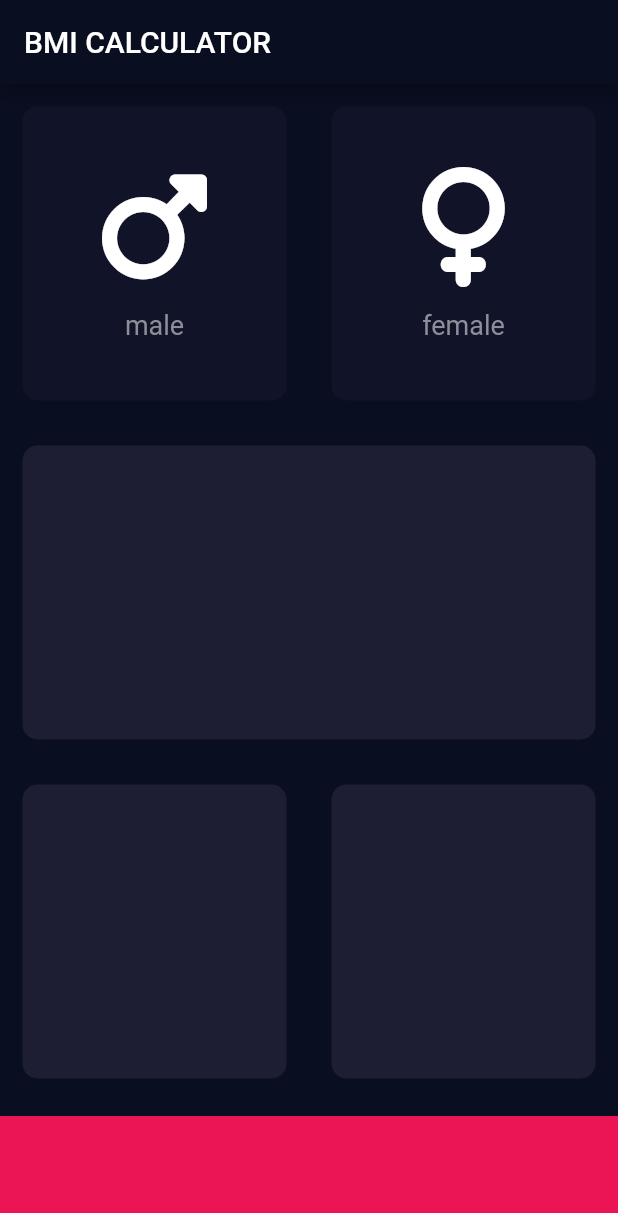
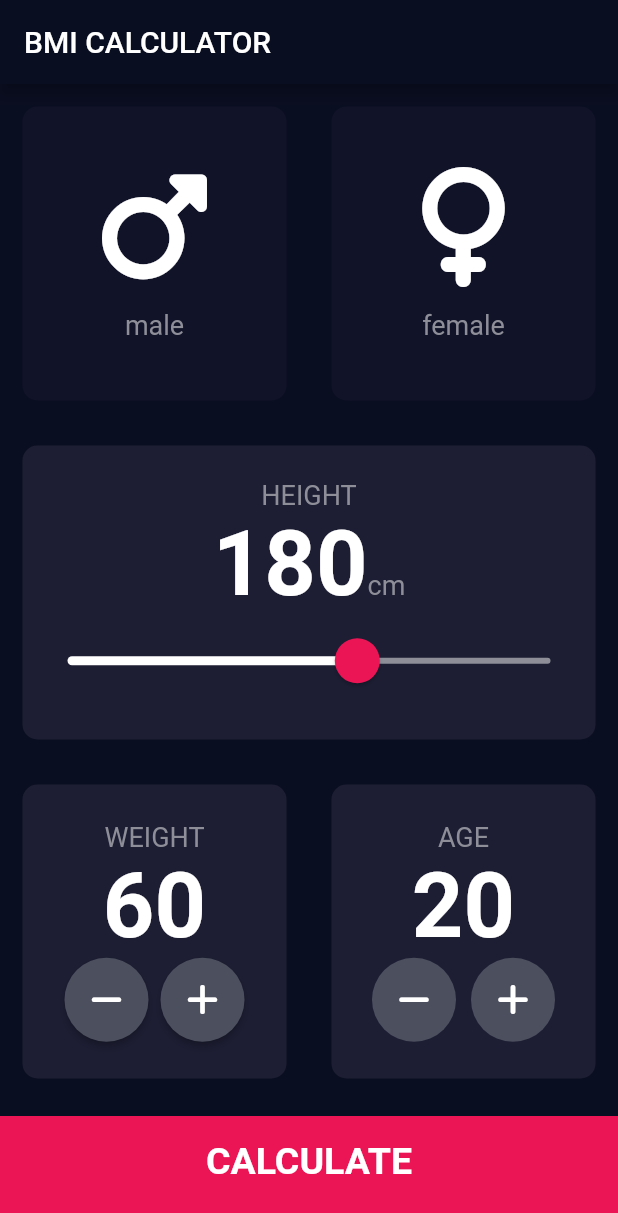
Before and after one commit to ssma100701/flutter_app, a Flutter app: the screen it shows after launch, on a phone screen of 412 x 824 dp. Shown: the top 1213 px of the screen. Run offline on Flutter 3.47's test engine with Material 2 defaults, Android fonts, the phone set to English and light mode, and no system bars; our stand-ins replace font_awesome_flutter.

Commit message:
bmi completed

```diff
--- /dev/null
+++ b/lib/calculator_brain.dart
@@ -0,0 +1,36 @@
+import 'dart:math';
+
+class CalculatorBrain {
+
+  CalculatorBrain({required this.weight, required this.height});
+
+  final int weight;
+  final int height;
+
+  double _bmi = 0.0;
+
+  String calBMI() {
+    _bmi = weight / pow(height / 100, 2);
+    return _bmi.toStringAsFixed(1);
+  }
+
+  String getResult() {
+    if (_bmi >= 25) {
+      return 'Overweight';
+    } else if (_bmi > 18.5) {
+      return 'Normal';
+    } else {
+      return 'Underweight';
+    }
+  }
+
+  String getInterpretation() {
+    if (_bmi >= 25) {
+      return 'You have a higher than normal body weight. Try to exercise more.';
+    } else if (_bmi > 18.5) {
+      return 'You have a normal body weight. Good job!';
+    } else {
+      return 'You have a lower than normal body weight. You can eat a bit more.';
+    }
+  }
+}
--- /dev/null
+++ b/lib/components/bottom_button.dart
@@ -0,0 +1,29 @@
+import 'package:flutter/material.dart';
+import '../constants.dart';
+
+class BottomButton extends StatelessWidget {
+  BottomButton({required this.onTapped, required this.buttonTitle});
+
+  final VoidCallback onTapped;
+  final String buttonTitle;
+
+
+  @override
+  Widget build(BuildContext context) {
+    return GestureDetector(
+      onTap: onTapped,
+      child: Container(
+        child: Center(
+            child: Text(
+              buttonTitle,
+              style: kLargeButtonTextStyle,
+            )),
+        color: kBottomContainerColor,
+        margin: EdgeInsets.only(top: 10.0),
+        padding: EdgeInsets.only(bottom: 20.0),
+        width: double.infinity,
+        height: kBottomContainerHeight,
+      ),
+    );
+  }
+}
--- a/lib/icon_content.dart
+++ b/lib/components/icon_content.dart
@@ -1,8 +1,6 @@
 import 'package:flutter/material.dart';
+import '../constants.dart';
 
-const labelStyle = TextStyle(
-    fontSize: 18.0, color: Color(0xFF8D8E98)
-);
 
 class iconContent extends StatelessWidget {
   iconContent({required this.icon, required this.label});
@@ -24,7 +22,7 @@ class iconContent extends StatelessWidget {
         ),
         Text(
           label,
-          style: labelStyle,
+          style: kLabelStyle,
         )
       ],
     );
--- /dev/null
+++ b/lib/components/round_icon_button.dart
@@ -0,0 +1,20 @@
+import 'package:flutter/material.dart';
+
+class RoundIconButton extends StatelessWidget {
+  RoundIconButton({required this.icon, required this.onPressed});
+
+  final IconData icon;
+  final VoidCallback onPressed;
+
+  @override
+  Widget build(BuildContext context) {
+    return RawMaterialButton(
+      onPressed: onPressed,
+      elevation: 0,
+      child: Icon(icon),
+      constraints: BoxConstraints.tightFor(width: 56.0, height: 56.0),
+      shape: CircleBorder(),
+      fillColor: Color(0xFF4C4F5E),
+    );
+  }
+}
--- /dev/null
+++ b/lib/constants.dart
@@ -0,0 +1,40 @@
+import 'package:flutter/material.dart';
+
+const kActiveCardColor = Color(0xFF1D1E33);
+const kInactiveCardColor = Color(0xFF111328);
+const kBottomContainerColor = Color(0xFFEB1555);
+const kBottomContainerHeight = 80.0;
+
+const kLabelStyle = TextStyle(
+    fontSize: 18.0, color: Color(0xFF8D8E98)
+);
+
+const kNumberStyle = TextStyle(
+  fontSize: 60.0,
+  fontWeight: FontWeight.w700
+);
+
+const kLargeButtonTextStyle = TextStyle(
+  fontSize: 25.0,
+  fontWeight: FontWeight.bold
+);
+
+const kTitleTextStyle = TextStyle(
+  fontSize: 50.0,
+  fontWeight: FontWeight.bold
+);
+
+const kResultTextStyle = TextStyle(
+  color: Color(0xFF24D876),
+  fontSize: 22.0,
+  fontWeight: FontWeight.bold
+);
+
+const kBMITextStyle = TextStyle(
+  fontSize: 100.0,
+  fontWeight: FontWeight.bold
+);
+
+const kBodyTextStyle = TextStyle(
+  fontSize: 22.0
+);
--- a/lib/input_page.dart
+++ /dev/null
@@ -1,99 +0,0 @@
-import 'package:flutter/material.dart';
-import 'package:font_awesome_flutter/font_awesome_flutter.dart';
-import 'icon_content.dart';
-import 'reusableCard.dart';
-
-const activeCardColor = Color(0xFF1D1E33);
-const inactiveCardColor = Color(0xFF111328);
-const bottomContainerColor = Color(0xFFEB1555);
-const bottomContainerHeight = 80.0;
-
-enum Gender {
-  male,
-  female
-}
-
-class InputPage extends StatefulWidget {
-  @override
-  _InputPageState createState() => _InputPageState();
-}
-
-class _InputPageState extends State<InputPage> {
-
-  Color maleCardColor = inactiveCardColor;
-  Color femaleCardColor = inactiveCardColor;
-  Gender? selectedGender;
-
-  @override
-  Widget build(BuildContext context) {
-    return Scaffold(
-        appBar: AppBar(
-          title: Text('BMI CALCULATOR'),
-        ),
-        body: Column(
-          children: [
-            Expanded(
-              child: Row(
-                children: [
-                  Expanded(
-                    child: ReusableCard(
-                      onPress: (){
-                        setState(() {
-                          selectedGender = Gender.male;
-                        });
-                      },
-                      color: selectedGender == Gender.male ? activeCardColor : inactiveCardColor,
-                      cardChild: iconContent(
-                        icon: FontAwesomeIcons.mars,
-                        label: 'male',
-                      ),
-                    ),
-                  ),
-                  Expanded(
-                    child: ReusableCard(
-                      onPress: (){
-                        setState(() {
-                          selectedGender = Gender.female;
-                        });
-                      },
-                      color: selectedGender == Gender.female ? activeCardColor : inactiveCardColor,
-                      cardChild: iconContent(
-                        icon: FontAwesomeIcons.venus,
-                        label: 'female',
-                      ),
-                    ),
-                  ),
-                ],
-              ),
-            ),
-            Expanded(
-              child: Row(
-                children: [
-                  Expanded(
-                    child: ReusableCard(color: activeCardColor),
-                  ),
-                ],
-              ),
-            ),
-            Expanded(
-              child: Row(
-                children: [
-                  Expanded(
-                    child: ReusableCard(color: activeCardColor),
-                  ),
-                  Expanded(
-                    child: ReusableCard(color: activeCardColor),
-                  ),
-                ],
-              ),
-            ),
-            Container(
-              color: bottomContainerColor,
-              margin: EdgeInsets.only(top: 10.0),
-              width: double.infinity,
-              height: bottomContainerHeight,
-            )
-          ],
-        ));
-  }
-}
--- a/lib/main.dart
+++ b/lib/main.dart
@@ -1,5 +1,5 @@
 import 'package:flutter/material.dart';
-import 'input_page.dart';
+import 'screens/input_page.dart';
 
 void main() => runApp(BMICalculator());
 
@@ -7,6 +7,7 @@ class BMICalculator extends StatelessWidget {
   @override
   Widget build(BuildContext context) {
     return MaterialApp(
+      debugShowCheckedModeBanner: false,
       theme: ThemeData.dark().copyWith(
           appBarTheme: AppBarTheme(backgroundColor: Color(0xFF0A0E21)),
           scaffoldBackgroundColor: Color(0xFF0A0E21),
--- /dev/null
+++ b/lib/screens/input_page.dart
@@ -0,0 +1,236 @@
+import 'package:flutter/material.dart';
+import 'package:font_awesome_flutter/font_awesome_flutter.dart';
+import '../calculator_brain.dart';
+import '../components/icon_content.dart';
+import 'result_page.dart';
+import '../components/reusable_card.dart';
+import '../constants.dart';
+import '../components/bottom_button.dart';
+import '../components/round_icon_button.dart';
+
+enum Gender { male, female }
+
+class InputPage extends StatefulWidget {
+  @override
+  _InputPageState createState() => _InputPageState();
+}
+
+class _InputPageState extends State<InputPage> {
+  Gender? selectedGender;
+  int height = 180;
+  int weight = 60;
+  int age = 20;
+
+  @override
+  Widget build(BuildContext context) {
+    return Scaffold(
+        appBar: AppBar(
+          title: Text('BMI CALCULATOR'),
+        ),
+        body: Column(
+          crossAxisAlignment: CrossAxisAlignment.stretch,
+          children: [
+            Expanded(
+              child: Row(
+                children: [
+                  Expanded(
+                    child: ReusableCard(
+                      onPress: () {
+                        setState(() {
+                          selectedGender = Gender.male;
+                        });
+                      },
+                      color: selectedGender == Gender.male
+                          ? kActiveCardColor
+                          : kInactiveCardColor,
+                      cardChild: iconContent(
+                        icon: FontAwesomeIcons.mars,
+                        label: 'male',
+                      ),
+                    ),
+                  ),
+                  Expanded(
+                    child: ReusableCard(
+                      onPress: () {
+                        setState(() {
+                          selectedGender = Gender.female;
+                        });
+                      },
+                      color: selectedGender == Gender.female
+                          ? kActiveCardColor
+                          : kInactiveCardColor,
+                      cardChild: iconContent(
+                        icon: FontAwesomeIcons.venus,
+                        label: 'female',
+                      ),
+                    ),
+                  ),
+                ],
+              ),
+            ),
+            Expanded(
+              child: Row(
+                children: [
+                  Expanded(
+                    child: ReusableCard(
+                      color: kActiveCardColor,
+                      cardChild: Column(
+                        mainAxisAlignment: MainAxisAlignment.center,
+                        children: [
+                          Text(
+                            'HEIGHT',
+                            style: kLabelStyle,
+                          ),
+                          Row(
+                            crossAxisAlignment: CrossAxisAlignment.baseline,
+                            mainAxisAlignment: MainAxisAlignment.center,
+                            textBaseline: TextBaseline.alphabetic,
+                            children: [
+                              Text(
+                                height.toString(),
+                                style: kNumberStyle,
+                              ),
+                              Text(
+                                'cm',
+                                style: kLabelStyle,
+                              )
+                            ],
+                          ),
+                          SliderTheme(
+                            data: const SliderThemeData(
+                              inactiveTrackColor: Color(0xFF8D8E98),
+                              activeTrackColor: Colors.white,
+                              thumbColor: Color(0xFFEB1555),
+                              overlayColor: Color(0x29EB1555),
+                              thumbShape: RoundSliderThumbShape(
+                                  enabledThumbRadius: 15.0),
+                              overlayShape:
+                                  RoundSliderOverlayShape(overlayRadius: 30.0),
+                            ),
+                            child: Slider(
+                              max: 220,
+                              min: 120,
+                              value: height.toDouble(),
+                              onChanged: (double newValue) {
+                                setState(() {
+                                  height = newValue.round();
+                                });
+                              },
+                            ),
+                          )
+                        ],
+                      ),
+                    ),
+                  ),
+                ],
+              ),
+            ),
+            Expanded(
+              child: Row(
+                children: [
+                  Expanded(
+                    child: ReusableCard(
+                      color: kActiveCardColor,
+                      cardChild: Column(
+                        mainAxisAlignment: MainAxisAlignment.center,
+                        children: [
+                          Text(
+                            'WEIGHT',
+                            style: kLabelStyle,
+                          ),
+                          Text(
+                            weight.toString(),
+                            style: kNumberStyle,
+                          ),
+                          Row(
+                            mainAxisAlignment: MainAxisAlignment.center,
+                            children: [
+                              ElevatedButton(
+                                onPressed: () {
+                                  setState(() {
+                                    weight--;
+                                  });
+                                },
+                                child: Icon(FontAwesomeIcons.minus),
+                                style: ElevatedButton.styleFrom(
+                                  shape: CircleBorder(),
+                                  fixedSize: Size.fromRadius(28),
+                                  backgroundColor: Color(0xFF4C4F5E),
+                                ),
+                              ),
+                              ElevatedButton(
+                                onPressed: () {
+                                  setState(() {
+                                    weight++;
+                                  });
+                                },
+                                child: Icon(FontAwesomeIcons.plus),
+                                style: ElevatedButton.styleFrom(
+                                  shape: CircleBorder(),
+                                  fixedSize: Size.fromRadius(28),
+                                  backgroundColor: Color(0xFF4C4F5E),
+                                ),
+                              )
+                            ],
+                          ),
+                        ],
+                      ),
+                    ),
+                  ),
+                  Expanded(
+                    child: ReusableCard(
+                      color: kActiveCardColor,
+                      cardChild: Column(
+                        mainAxisAlignment: MainAxisAlignment.center,
+                        children: [
+                          Text(
+                            'AGE',
+                            style: kLabelStyle,
+                          ),
+                          Text(
+                            age.toString(),
+                            style: kNumberStyle,
+                          ),
+                          Row(
+                            mainAxisAlignment: MainAxisAlignment.center,
+                            children: [
+                              RoundIconButton(
+                                  icon: FontAwesomeIcons.minus,
+                                  onPressed: () {
+                                    setState(() {
+                                      age--;
+                                    });
+                                  }),
+                              SizedBox(
+                                width: 10.0,
+                              ),
+                              RoundIconButton(
+                                  icon: FontAwesomeIcons.plus,
+                                  onPressed: () {
+                                    setState(() {
+                                      age++;
+                                    });
+                                  })
+                            ],
+                          ),
+                        ],
+                      ),
+                    ),
+                  ),
+                ],
+              ),
+            ),
+            BottomButton(
+              onTapped: () {
+                CalculatorBrain cal = CalculatorBrain(weight: weight, height: height);
+                Navigator.push(context,
+                    MaterialPageRoute(builder: (context) => ResultPage(
+                       bmi: cal.calBMI(), bmiInterpretation: cal.getInterpretation(),bmiResult: cal.getResult(),
+                    )));
+              },
+              buttonTitle: 'CALCULATE',
+            )
+          ],
+        ));
+  }
+}
```
Also changed, not shown: lib/screens/result_page.dart (added, +58 -0 lines), lib/components/reusable_card.dart (renamed from lib/reusableCard.dart), pubspec.lock.
